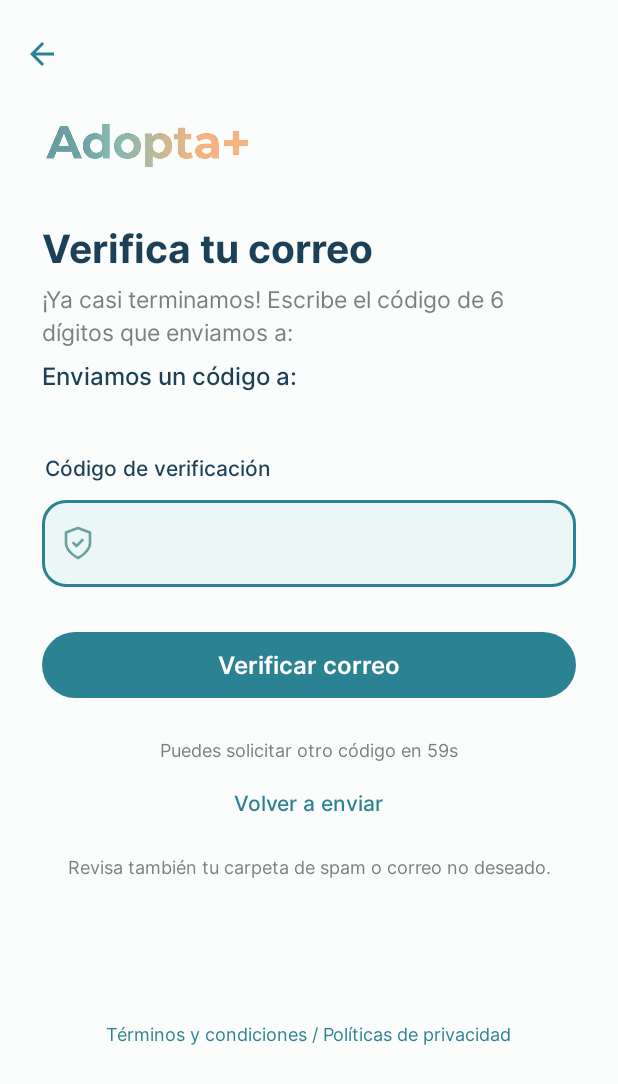
After one commit to IDGS-1002-23002074/Adopta, an Android app: the VerifyEmailActivity screen opened directly, with no data from a screen before it, on a phone screen of 412 x 824 dp. The commit adds this screen. Shown: the top 1084 px of the screen. Run offline under Robolectric (Android 15) with nearby library versions, the phone set to English and light mode, and no system bars.

Commit message:
Implementa verificacion de correo

```diff
--- a/app/src/main/AndroidManifest.xml
+++ b/app/src/main/AndroidManifest.xml
@@ -44,6 +44,7 @@
         <activity android:name=".ReturnRequestActivity" android:exported="false" android:windowSoftInputMode="adjustResize" />
         <activity android:name=".PostEditorActivity" android:exported="false" android:windowSoftInputMode="adjustResize" />
         <activity android:name=".PostDetailActivity" android:exported="false" android:windowSoftInputMode="adjustResize" />
+        <activity android:name=".VerifyEmailActivity" android:exported="false" />
 
         <!-- Para compartir con la app de cámara la foto que se va a tomar -->
         <provider
--- /dev/null
+++ b/app/src/main/java/com/baite/adopta/VerifyEmailActivity.kt
@@ -0,0 +1,175 @@
+
+package com.baite.adopta
+
+import android.content.Intent
+import android.os.Bundle
+import android.os.CountDownTimer
+import android.widget.Button
+import android.widget.EditText
+import android.widget.TextView
+import android.widget.Toast
+import androidx.appcompat.app.AppCompatActivity
+import androidx.lifecycle.lifecycleScope
+import com.baite.adopta.data.ApiClient
+import kotlinx.coroutines.launch
+
+class VerifyEmailActivity : AppCompatActivity() {
+
+    private lateinit var etCodigo: EditText
+    private lateinit var btnVerificar: Button
+    private lateinit var btnReenviar: TextView
+    private lateinit var tvCorreo: TextView
+    private lateinit var tvContador: TextView
+
+    private var correo = ""
+    private var timer: CountDownTimer? = null
+
+    override fun onCreate(savedInstanceState: Bundle?) {
+        super.onCreate(savedInstanceState)
+        setContentView(R.layout.activity_verify_email)
+
+        correo = intent.getStringExtra("correo") ?: ""
+
+        etCodigo = findViewById(R.id.etCodigoVerificacion)
+        btnVerificar = findViewById(R.id.btnVerificarCorreo)
+        btnReenviar = findViewById(R.id.btnReenviarCodigo)
+        tvCorreo = findViewById(R.id.tvCorreoVerificacion)
+        tvContador = findViewById(R.id.tvContadorReenvio)
+
+        findViewById<com.google.android.material.appbar.MaterialToolbar>(R.id.toolbar)
+           .setNavigationOnClickListener {
+              finish()
+        }
+
+        val correoMostrar = intent.getStringExtra("correo_enmascarado")
+            ?.takeIf { it.isNotBlank() } ?: correo
+
+        tvCorreo.text = "Enviamos un código a:\n$correoMostrar"
+
+        iniciarContador()
+
+        btnVerificar.setOnClickListener {
+            verificarCodigo()
+        }
+
+        btnReenviar.setOnClickListener {
+            reenviarCodigo()
+        }
+    }
+
+    private fun verificarCodigo() {
+        val codigo = etCodigo.text.toString().trim()
+
+        if (!codigo.matches(Regex("^\\d{6}$"))) {
+            etCodigo.error = "Ingresa los seis dígitos"
+            return
+        }
+
+        btnVerificar.isEnabled = false
+
+        lifecycleScope.launch {
+            try {
+                val respuesta = ApiClient.api.verifyEmail(
+                    mapOf(
+                        "correo" to correo,
+                        "codigo" to codigo
+                    )
+                )
+
+                Toast.makeText(
+                    this@VerifyEmailActivity,
+                    respuesta.mensaje,
+                    Toast.LENGTH_LONG
+                ).show()
+
+                val intent = Intent(
+                    this@VerifyEmailActivity,
+                    MainActivity::class.java
+                )
+
+                intent.flags = Intent.FLAG_ACTIVITY_CLEAR_TOP or
+                    Intent.FLAG_ACTIVITY_NEW_TASK
+
+                startActivity(intent)
+                finish()
+
+            } catch (e: Exception) {
+                Toast.makeText(
+                    this@VerifyEmailActivity,
+                    obtenerError(e),
+                    Toast.LENGTH_LONG
+                ).show()
+            } finally {
+                btnVerificar.isEnabled = true
+            }
+        }
+    }
+
+    private fun reenviarCodigo() {
+        btnReenviar.isEnabled = false
+
+        lifecycleScope.launch {
+            try {
+                val respuesta = ApiClient.api.resendVerification(
+                    mapOf("correo" to correo)
+                )
+
+                Toast.makeText(
+                    this@VerifyEmailActivity,
+                    respuesta.mensaje,
+                    Toast.LENGTH_LONG
+                ).show()
+
+                iniciarContador()
+
+            } catch (e: Exception) {
+                Toast.makeText(
+                    this@VerifyEmailActivity,
+                    obtenerError(e),
+                    Toast.LENGTH_LONG
+                ).show()
+
+                btnReenviar.isEnabled = true
+            }
+        }
+    }
+
+    private fun iniciarContador() {
+        timer?.cancel()
+        btnReenviar.isEnabled = false
+
+        timer = object : CountDownTimer(60_000, 1_000) {
+            override fun onTick(millisUntilFinished: Long) {
+                val segundos = millisUntilFinished / 1000
+                tvContador.text = "Puedes solicitar otro código en ${segundos}s"
+            }
+
+            override fun onFinish() {
+                tvContador.text = "¿No recibiste el código?"
+                btnReenviar.isEnabled = true
+            }
+        }.start()
+    }
+
+    private fun obtenerError(e: Exception): String {
+        val mensaje = e.message ?: "Ocurrió un error"
+
+        return when {
+            mensaje.contains("400") ->
+                "El código es incorrecto o venció. Revisa tu correo."
+
+            mensaje.contains("429") ->
+                "Espera un momento antes de volver a intentarlo."
+
+            mensaje.contains("503") ->
+                "No fue posible enviar el correo. Intenta más tarde."
+
+            else -> "No se pudo completar la operación: $mensaje"
+        }
+    }
+
+    override fun onDestroy() {
+        timer?.cancel()
+        super.onDestroy()
+    }
+}
--- /dev/null
+++ b/app/src/main/res/layout/activity_verify_email.xml
@@ -0,0 +1,148 @@
+<?xml version="1.0" encoding="utf-8"?>
+<LinearLayout
+    xmlns:android="http://schemas.android.com/apk/res/android"
+    xmlns:app="http://schemas.android.com/apk/res-auto"
+    xmlns:tools="http://schemas.android.com/tools"
+    android:layout_width="match_parent"
+    android:layout_height="match_parent"
+    android:orientation="vertical"
+    android:fitsSystemWindows="true"
+    android:background="@drawable/bg_screen">
+
+    <com.google.android.material.appbar.MaterialToolbar
+        android:id="@+id/toolbar"
+        android:layout_width="match_parent"
+        android:layout_height="?attr/actionBarSize"
+        android:layout_marginTop="8dp"
+        android:background="@android:color/transparent"
+        app:navigationIcon="@drawable/ic_back"
+        app:navigationIconTint="@color/adopta_teal_dark"
+        app:title=""
+        app:titleTextColor="@color/adopta_text"
+        app:titleTextAppearance="@style/TextAppearance.MaterialComponents.Subtitle1" />
+
+    <androidx.core.widget.NestedScrollView
+        android:layout_width="match_parent"
+        android:layout_height="0dp"
+        android:layout_weight="1"
+        android:fillViewport="true"
+        android:scrollbars="none">
+
+        <LinearLayout
+            android:layout_width="match_parent"
+            android:layout_height="wrap_content"
+            android:orientation="vertical"
+            android:paddingStart="28dp"
+            android:paddingEnd="28dp"
+            android:paddingTop="16dp"
+            android:paddingBottom="28dp">
+
+            <ImageView
+                android:layout_width="wrap_content"
+                android:layout_height="34dp"
+                android:adjustViewBounds="true"
+                android:contentDescription="Adopta+"
+                android:src="@drawable/logo_wordmark" />
+
+            <TextView
+                android:layout_width="wrap_content"
+                android:layout_height="wrap_content"
+                style="@style/Adopta.Title"
+                android:textSize="26sp"
+                android:text="Verifica tu correo"
+                android:layout_marginTop="32dp" />
+
+            <TextView
+                android:layout_width="wrap_content"
+                android:layout_height="wrap_content"
+                style="@style/Adopta.Subtitle"
+                android:text="¡Ya casi terminamos! Escribe el código de 6 dígitos que enviamos a:"
+                android:layout_marginTop="4dp" />
+
+            <TextView
+                android:id="@+id/tvCorreoVerificacion"
+                android:layout_width="wrap_content"
+                android:layout_height="wrap_content"
+                style="@style/Adopta.CardTitle"
+                android:layout_marginTop="6dp"
+                tools:text="******564@gmail.com" />
+
+            <TextView
+                android:layout_width="wrap_content"
+                android:layout_height="wrap_content"
+                style="@style/Adopta.CardTitle"
+                android:text="Código de verificación"
+                android:textSize="14sp"
+                android:layout_marginTop="20dp"
+                android:layout_marginStart="2dp"
+                android:labelFor="@id/etCodigoVerificacion" />
+
+            <com.google.android.material.textfield.TextInputLayout
+                android:id="@+id/tilCodigoVerificacion"
+                style="@style/Adopta.TextField"
+                android:layout_width="match_parent"
+                android:layout_height="wrap_content"
+                android:layout_marginTop="6dp"
+                app:startIconDrawable="@drawable/ic_shield_check">
+
+                <com.google.android.material.textfield.TextInputEditText
+                    android:id="@+id/etCodigoVerificacion"
+                    android:layout_width="match_parent"
+                    android:layout_height="wrap_content"
+                    android:inputType="number"
+                    android:importantForAutofill="no"
+                    android:maxLength="6" />
+
+            </com.google.android.material.textfield.TextInputLayout>
+
+            <com.google.android.material.button.MaterialButton
+                android:id="@+id/btnVerificarCorreo"
+                style="@style/Adopta.Button"
+                android:layout_width="match_parent"
+                android:layout_height="56dp"
+                android:text="Verificar correo"
+                android:layout_marginTop="24dp" />
+
+            <TextView
+                android:id="@+id/tvContadorReenvio"
+                style="@style/Adopta.Caption"
+                android:layout_width="wrap_content"
+                android:layout_height="wrap_content"
+                android:layout_gravity="center_horizontal"
+                android:layout_marginTop="20dp"
+                android:text="Puedes solicitar otro código en 60s" />
+
+            <TextView
+                android:id="@+id/btnReenviarCodigo"
+                style="@style/Adopta.Link"
+                android:layout_width="wrap_content"
+                android:layout_height="wrap_content"
+                android:text="Volver a enviar"
+                android:layout_gravity="center_horizontal"
+                android:layout_marginTop="12dp"
+                android:background="?attr/selectableItemBackground" />
+
+            <TextView
+                android:layout_width="wrap_content"
+                android:layout_height="wrap_content"
+                style="@style/Adopta.Caption"
+                android:text="Revisa también tu carpeta de spam o correo no deseado."
+                android:gravity="center"
+                android:layout_gravity="center_horizontal"
+                android:layout_marginTop="20dp" />
+
+            <TextView
+                android:id="@+id/tvTerminos"
+                android:layout_width="wrap_content"
+                android:layout_height="wrap_content"
+                style="@style/Adopta.Caption"
+                android:text="Términos y condiciones / Políticas de privacidad"
+                android:layout_gravity="center_horizontal"
+                android:layout_marginTop="94dp"
+                android:textColor="@color/adopta_teal_dark" />
+
+        </LinearLayout>
+
+    </androidx.core.widget.NestedScrollView>
+
+</LinearLayout>
```
Also changed, not shown: app/src/main/java/com/baite/adopta/RegisterActivity.kt (+15 -7 lines), app/src/main/java/com/baite/adopta/data/ApiService.kt (+17 -4 lines), app/src/main/java/com/baite/adopta/data/Models.kt (+7 -0 lines), 1 other file.
